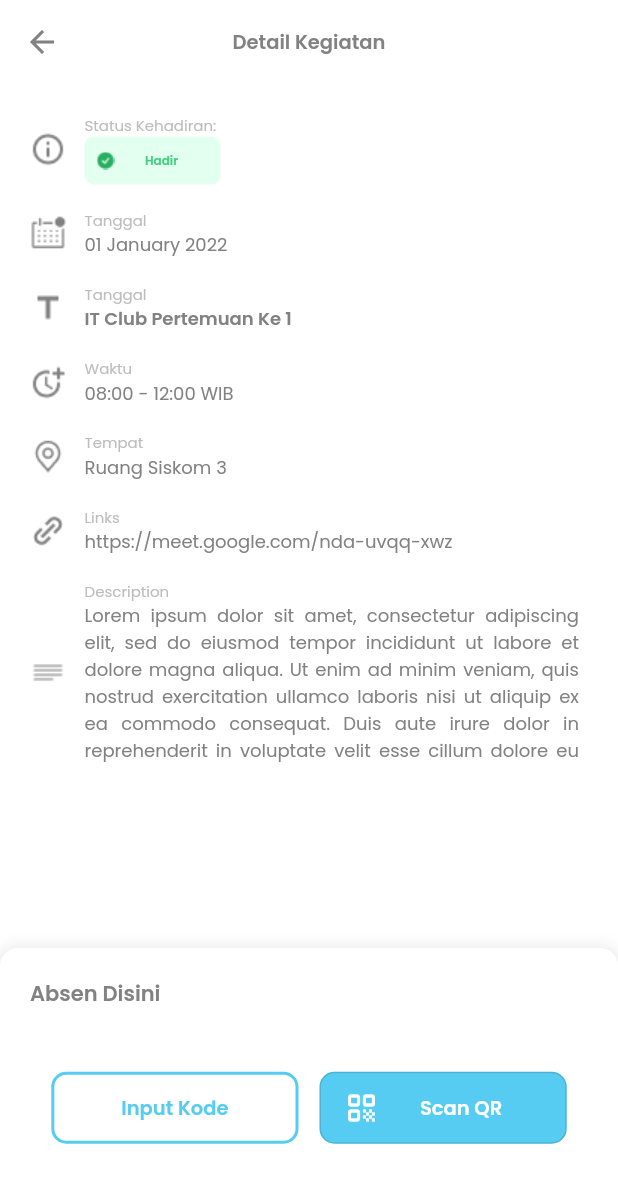
After one commit to MuhammadIqbal-dev/Presensi-Himaster, a Flutter app: the MainMenu screen opened directly, after a tap on "Absen Sekarang", on a phone screen of 412 x 824 dp. The commit adds this screen. Shown: the top 1183 px of the screen. Run offline on Flutter 3.47's test engine with Material 2 defaults, Android fonts, the phone set to English and light mode, and no system bars; our stand-ins replace get.

Commit message:
add detail absen, fix more ui

```diff
--- /dev/null
+++ b/lib/screen/detail_absen.dart
@@ -0,0 +1,41 @@
+import 'package:flutter/material.dart';
+import 'package:flutter/src/foundation/key.dart';
+import 'package:flutter/src/widgets/framework.dart';
+import 'package:presensi_himaster/theme.dart';
+import 'package:presensi_himaster/widget/detail_absen_button_card.dart';
+import 'package:presensi_himaster/widget/detail_absen_desc.dart';
+
+class DetailAbsen extends StatelessWidget {
+  const DetailAbsen({Key? key, required this.id}) : super(key: key);
+  final int id;
+  @override
+  Widget build(BuildContext context) {
+    return Scaffold(
+      resizeToAvoidBottomInset: false,
+      backgroundColor: white,
+      appBar: AppBar(
+        elevation: 0,
+        backgroundColor: white,
+        title: Text(
+          'Detail Kegiatan',
+          style: semiBoldStyle(13, grayCr),
+        ),
+        iconTheme: IconThemeData(color: grayCr),
+        centerTitle: true,
+      ),
+      body: Column(
+        children: [
+          Expanded(
+            flex: 9,
+            child: Padding(
+              padding: const EdgeInsets.all(20.0),
+              child: DetailInfo(enable: id),
+            )),
+          Flexible(
+            flex: 3,
+            child: AbsenButtonCard())
+        ],
+      ),
+    );
+  }
+}
--- a/lib/screen/main_menu.dart
+++ b/lib/screen/main_menu.dart
@@ -16,6 +16,7 @@ class MainMenu extends StatelessWidget {
   Widget build(BuildContext context) {
     return SafeArea(
       child: Scaffold(
+        resizeToAvoidBottomInset: false,
           backgroundColor: white,
           body: Padding(
             padding: const EdgeInsets.all(20.0),
@@ -113,7 +114,7 @@ class MainMenu extends StatelessWidget {
                               mainController.customAlertDialog.showAlertDialog(
                                   context,
                                   'Masukkan Kode Kegiatan',
-                                  'Kode Kegiatan');
+                                  'KODE KEGIATAN');
                             },
                             child: const Text('+ Kegiatan'),
                             style: roundedButton(darkGreenCr),
@@ -137,7 +138,7 @@ class MainMenu extends StatelessWidget {
                     height:
                         0.02 * getHeight(context) + 0.005 * getWidth(context),
                   ),
-                  Container(
+                  SizedBox(
                     height: 230,
                     child: Align(
                         alignment: Alignment.centerLeft,
@@ -179,7 +180,7 @@ class MainMenu extends StatelessWidget {
                   Container(
                     height: 160,
                     decoration: roundedShadowBox(Colors.transparent, 12),
-                    child: const Align(
+                    child: Align(
                         alignment: Alignment.centerLeft,
                         child: StatsJadwalWidget()),
                   ),
--- a/lib/theme.dart
+++ b/lib/theme.dart
@@ -50,13 +50,6 @@ ButtonStyle roundedOutButton(Color colors, Color outColors) {
       side: BorderSide(color: outColors, width: 2));
 }
 
-OutlineInputBorder blueBorder = OutlineInputBorder(
-    borderSide: BorderSide(color: blueCr),
-    borderRadius: BorderRadius.circular(8.0));
-
-OutlineInputBorder focusedBorder = OutlineInputBorder(
-    borderSide: BorderSide(color: blueCr),
-    borderRadius: BorderRadius.circular(8.0));
 
 BoxDecoration roundedBox(Color colors, double radius) {
   return BoxDecoration(
@@ -77,6 +70,18 @@ BoxDecoration roundedShadowBox(Color colors, double radius) {
         )
       ]);
 }
+BoxDecoration roundedTopShadowBox(Color colors, double radius) {
+  return BoxDecoration(
+      color: colors,
+      borderRadius: BorderRadius.only(topLeft: Radius.circular(radius), topRight: Radius.circular(radius)),
+      boxShadow: [
+        BoxShadow(
+          color: Colors.grey.withOpacity(0.22),
+          spreadRadius: 1,
+          blurRadius: 8,
+        )
+      ]);
+}
 
 BoxDecoration roundedGradBox(double radius) {
   return BoxDecoration(
@@ -87,6 +92,14 @@ BoxDecoration roundedGradBox(double radius) {
           stops: const [0.1, 0.5, 0.9],
           colors: [startCr, midCr, darkBlueCr]));
 }
+OutlineInputBorder blueBorder = OutlineInputBorder(
+    borderSide: BorderSide(color: blueCr),
+    borderRadius: BorderRadius.circular(8.0));
+
+OutlineInputBorder focusedBorder = OutlineInputBorder(
+    borderSide: BorderSide(color: blueCr),
+    borderRadius: BorderRadius.circular(8.0));
+
 
 double getWidth(BuildContext context) {
   return MediaQuery.of(context).size.width;
--- a/lib/widget/absen_card_builder.dart
+++ b/lib/widget/absen_card_builder.dart
@@ -1,9 +1,13 @@
 import 'package:flutter/cupertino.dart';
 import 'package:flutter/material.dart';
+import 'package:get/get.dart';
+import 'package:presensi_himaster/controller/main_controller.dart';
+import 'package:presensi_himaster/screen/detail_absen.dart';
 import 'package:presensi_himaster/theme.dart';
 import 'package:presensi_himaster/widget/status_card.dart';
 
 class AbsenCardBuilder extends StatelessWidget {
+  AbsenCardBuilder({Key? key}) : super(key: key);
   final List items = [
     'It club ke 1',
     'It club ke 2',
@@ -11,8 +15,8 @@ class AbsenCardBuilder extends StatelessWidget {
     'It club ke 4',
   ];
   final List enable = [1, 2, 3, 2];
+  MainController mainController = Get.find<MainController>();
 
-  AbsenCardBuilder({Key? key}) : super(key: key);
 
   @override
   Widget build(BuildContext context) {
@@ -60,7 +64,7 @@ class AbsenCardBuilder extends StatelessWidget {
                     ),
                     Text(
                       '08:00 - 12:00 WIB',
-                      style: boldStyle(12, black),
+                      style: boldStyle(12, grayCr),
                     )
                   ],
                 ),
@@ -85,6 +89,10 @@ class AbsenCardBuilder extends StatelessWidget {
                 ),
                 Expanded(
                     flex: 4,
+                    child: InkWell(
+                      onTap: () {
+                            mainController.pageGo(context, DetailAbsen(id: enable[index]));
+                          },
                       child: Row(
                         children: [
                           Text(
@@ -97,6 +105,7 @@ class AbsenCardBuilder extends StatelessWidget {
                             height: 32,
                           )
                         ],
+                      ),
                     ))
               ],
             ),
--- a/lib/widget/custom_alert_dialog.dart
+++ b/lib/widget/custom_alert_dialog.dart
@@ -3,7 +3,6 @@ import 'package:presensi_himaster/theme.dart';
 
 class CustomAlertDialog {
   final TextEditingController _textController = TextEditingController();
-
   showAlertDialog(BuildContext context, String title, String desc) {
     // set up the buttons
     Widget cancelButton = OutlinedButton(
@@ -31,7 +30,7 @@ class CustomAlertDialog {
     AlertDialog alert = AlertDialog(
       title: Text(title, style: semiBoldStyle(14, black),),
       content: SizedBox(
-        height: 0.08 * getHeight(context),
+        height: 0.10 * getHeight(context),
         child: Column(
           mainAxisAlignment: MainAxisAlignment.center,
           crossAxisAlignment: CrossAxisAlignment.start,
@@ -39,7 +38,7 @@ class CustomAlertDialog {
             Text(desc, style: textStyle(10, black),),
 
             TextField(
-              decoration: const InputDecoration(hintText: 'Input kode unik', hintStyle: TextStyle(fontSize: 13)),
+              decoration: InputDecoration(hintText: 'Input kode unik', hintStyle: textStyle(13, grayCr)),
               controller: _textController,
             ),
           ],
--- /dev/null
+++ b/lib/widget/detail_absen_button_card.dart
@@ -0,0 +1,71 @@
+import 'package:flutter/material.dart';
+import 'package:get/get.dart';
+import 'package:presensi_himaster/controller/main_controller.dart';
+import 'package:presensi_himaster/theme.dart';
+
+class AbsenButtonCard extends StatelessWidget {
+  AbsenButtonCard({Key? key}) : super(key: key);
+  final MainController mainController = Get.find<MainController>();
+
+  @override
+  Widget build(BuildContext context) {
+    return Container(
+      decoration: roundedShadowBox(white, 12),
+      padding: EdgeInsets.all(20),
+      child: Column(
+        mainAxisAlignment: MainAxisAlignment.start,
+        crossAxisAlignment: CrossAxisAlignment.start,
+        children: [
+          Text(
+            'Absen Disini',
+            style: semiBoldStyle(14, grayCr),
+          ),
+          Spacer(),
+          Row(
+            mainAxisAlignment: MainAxisAlignment.center,
+            children: [
+              SizedBox(
+                height: 48,
+                width: 0.4 * getWidth(context),
+                child: OutlinedButton(
+                    onPressed: () {
+                      mainController.customAlertDialog.showAlertDialog(
+                          context, 'Masukkan Kode Presensi', 'KODE PRESENSI');
+                    },
+                    style: roundedOutButton(white, blueCr),
+                    child: Text(
+                      'Input Kode',
+                      textAlign: TextAlign.center,
+                      style: semiBoldStyle(13, blueCr),
+                    )),
+              ),
+              const SizedBox(
+                width: 14,
+              ),
+              SizedBox(
+                height: 48,
+                width: 0.4 * getWidth(context),
+                child: OutlinedButton(
+                    onPressed: () {},
+                    style: roundedButton(blueCr),
+                    child: Row(
+                      children: [
+                        const Icon(Icons.qr_code_rounded, size: 24),
+                        Expanded(
+                          child: Text(
+                            'Scan QR',
+                            textAlign: TextAlign.center,
+                            style: semiBoldStyle(13, white),
+                          ),
+                        ),
+                      ],
+                    )),
+              ),
+            ],
+          ),
+          Spacer(),
+        ],
+      ),
+    );
+  }
+}
--- /dev/null
+++ b/lib/widget/detail_absen_desc.dart
@@ -0,0 +1,197 @@
+import 'package:flutter/material.dart';
+import 'package:presensi_himaster/theme.dart';
+import 'package:presensi_himaster/widget/status_card.dart';
+
+class DetailInfo extends StatelessWidget {
+  const DetailInfo({Key? key, required this.enable}) : super(key: key);
+  final int enable;
+  @override
+  Widget build(BuildContext context) {
+    return SingleChildScrollView(
+      physics: const NeverScrollableScrollPhysics(),
+      child: ConstrainedBox(
+        constraints: BoxConstraints(
+          maxHeight: 0.6 * getHeight(context),
+        ),
+        child: Wrap(
+          direction: Axis.horizontal,
+          alignment: WrapAlignment.start,
+          runAlignment: WrapAlignment.start,
+          runSpacing: 0.02* getHeight(context),
+          children: [
+            Row(
+              children: [
+                Image.asset(
+                  'assets/imgs/info_icon.png',
+                  color: grayCr,
+                ),
+                SizedBox(
+                  width: 0.03 * getWidth(context),
+                ),
+                Column(
+                  crossAxisAlignment: CrossAxisAlignment.start,
+                  children: [
+                    Text(
+                      'Status Kehadiran:',
+                      style: textStyle(10, lightGrayCr),
+                    ),
+                    StatusCard(status: enable)
+                  ],
+                )
+              ],
+            ),
+            Row(
+              children: [
+                Image.asset(
+                  'assets/imgs/calender_icon.png',
+                  color: grayCr,
+                ),
+                SizedBox(
+                  width: 0.03 * getWidth(context),
+                ),
+                Column(
+                  crossAxisAlignment: CrossAxisAlignment.start,
+                  children: [
+                    Text(
+                      'Tanggal',
+                      style: textStyle(10, lightGrayCr),
+                    ),
+                    Text(
+                      '01 January 2022',
+                      style: textStyle(12, grayCr),
+                    ),
+                  ],
+                )
+              ],
+            ),
+            Row(
+              children: [
+                Image.asset(
+                  'assets/imgs/title_icon.png',
+                  color: grayCr,
+                ),
+                SizedBox(
+                  width: 0.03 * getWidth(context),
+                ),
+                Column(
+                  crossAxisAlignment: CrossAxisAlignment.start,
+                  children: [
+                    Text(
+                      'Tanggal',
+                      style: textStyle(10, lightGrayCr),
+                    ),
+                    Text(
+                      'IT Club Pertemuan Ke 1',
+                      style: semiBoldStyle(12, grayCr),
+                    ),
+                  ],
+                )
+              ],
+            ),
+            Row(
+              children: [
+                Image.asset(
+                  'assets/imgs/time_icon.png',
+                  color: grayCr,
+                ),
+                SizedBox(
+                  width: 0.03 * getWidth(context),
+                ),
+                Column(
+                  crossAxisAlignment: CrossAxisAlignment.start,
+                  children: [
+                    Text(
+                      'Waktu',
+                      style: textStyle(10, lightGrayCr),
+                    ),
+                    Text(
+                      '08:00 - 12:00 WIB',
+                      style: textStyle(12, grayCr),
+                    ),
+                  ],
+                )
+              ],
+            ),
+            Row(
+              children: [
+                Image.asset(
+                  'assets/imgs/loc_icon.png',
+                  color: grayCr,
+                ),
+                SizedBox(
+                  width: 0.03 * getWidth(context),
+                ),
+                Column(
+                  crossAxisAlignment: CrossAxisAlignment.start,
+                  children: [
+                    Text(
+                      'Tempat',
+                      style: textStyle(10, lightGrayCr),
+                    ),
+                    Text(
+                      'Ruang Siskom 3',
+                      style: textStyle(12, grayCr),
+                    ),
+                  ],
+                )
+              ],
+            ),
+            Row(
+              children: [
+                Image.asset(
+                  'assets/imgs/embed_icon.png',
+                  color: grayCr,
+                ),
+                SizedBox(
+                  width: 0.03 * getWidth(context),
+                ),
+                Column(
+                  crossAxisAlignment: CrossAxisAlignment.start,
+                  children: [
+                    Text(
+                      'Links',
+                      style: textStyle(10, lightGrayCr),
+                    ),
+                    Text(
+                      'https://meet.google.com/nda-uvqq-xwz',
+                      style: textStyle(12, grayCr),
+                    ),
+                  ],
+                )
+              ],
+            ),
+            Row(
+              children: [
+                Image.asset(
+                  'assets/imgs/desc_icon.png',
+                  color: grayCr,
+                ),
+                SizedBox(
+                  width: 0.03 * getWidth(context),
+                ),
+                Column(
+                  crossAxisAlignment: CrossAxisAlignment.start,
+                  children: [
+                    Text(
+                      'Description',
+                      style: textStyle(10, lightGrayCr),
+                    ),
+                    SizedBox(
+                      width: 0.8*getWidth(context),
+                      child: Text(
+                        'Lorem ipsum dolor sit amet, consectetur adipiscing elit, sed do eiusmod tempor incididunt ut labore et dolore magna aliqua. Ut enim ad minim veniam, quis nostrud exercitation ullamco laboris nisi ut aliquip ex ea commodo consequat. Duis aute irure dolor in reprehenderit in voluptate velit esse cillum dolore eu fugiat nulla pariatur. Excepteur sint occaecat cupidatat non proident, sunt in culpa qui officia deserunt mollit anim id est laborum',
+                        maxLines: 6,
+                        textAlign: TextAlign.justify,
+                        style: textStyle(12, grayCr),
+                      ),
+                    ),
+                  ],
+                )
+              ],
+            ),
+          ],
+        ),
+      ),
+    );
+  }
+}
--- /dev/null
+++ b/lib/widget/divisi_card.dart
@@ -0,0 +1,22 @@
+import 'package:flutter/material.dart';
+import 'package:presensi_himaster/theme.dart';
+
+class DivisiCard extends StatelessWidget {
+  const DivisiCard({Key? key, required this.name}) : super(key: key);
+  final String name;
+  @override
+  Widget build(BuildContext context) {
+   return Container(
+        height: 32,
+        width: 0.22 * getWidth(context),
+        decoration: roundedBox(lightGreenCr, 6),
+        padding: const EdgeInsets.all(8.0),
+        child: Expanded(
+            child: Text(
+          name,
+          style: semiBoldStyle(8, greenCr),
+          textAlign: TextAlign.center,
+        )),
+      );
+  }
+}
--- a/lib/widget/history_card.dart
+++ b/lib/widget/history_card.dart
@@ -2,6 +2,7 @@ import 'package:flutter/material.dart';
 import 'package:get/get.dart';
 import 'package:presensi_himaster/controller/main_controller.dart';
 import 'package:presensi_himaster/theme.dart';
+import 'package:presensi_himaster/widget/divisi_card.dart';
 import 'package:presensi_himaster/widget/status_card.dart';
 
 class HistoryCard extends StatelessWidget {
@@ -23,7 +24,7 @@ class HistoryCard extends StatelessWidget {
           crossAxisAlignment: CrossAxisAlignment.center,
           children: [
             Column(
-              mainAxisAlignment: MainAxisAlignment.spaceEvenly ,
+              mainAxisAlignment: MainAxisAlignment.spaceEvenly,
               crossAxisAlignment: CrossAxisAlignment.start,
               children: [
                 Row(
@@ -33,7 +34,7 @@ class HistoryCard extends StatelessWidget {
                       color: grayCr,
                     ),
                     SizedBox(
-                      width: 0.02* getWidth(context),
+                      width: 0.02 * getWidth(context),
                     ),
                     Column(
                       crossAxisAlignment: CrossAxisAlignment.start,
@@ -57,7 +58,7 @@ class HistoryCard extends StatelessWidget {
                       color: grayCr,
                     ),
                     SizedBox(
-                      width: 0.02* getWidth(context),
+                      width: 0.02 * getWidth(context),
                     ),
                     Column(
                       crossAxisAlignment: CrossAxisAlignment.start,
@@ -81,7 +82,7 @@ class HistoryCard extends StatelessWidget {
                       color: grayCr,
                     ),
                     SizedBox(
-                      width: 0.02* getWidth(context),
+                      width: 0.02 * getWidth(context),
                     ),
                     Column(
                       crossAxisAlignment: CrossAxisAlignment.start,
@@ -102,7 +103,7 @@ class HistoryCard extends StatelessWidget {
                       color: grayCr,
                     ),
                     SizedBox(
-                      width: 0.02* getWidth(context),
+                      width: 0.02 * getWidth(context),
                     ),
                     Column(
                       crossAxisAlignment: CrossAxisAlignment.start,
@@ -126,7 +127,7 @@ class HistoryCard extends StatelessWidget {
                       color: grayCr,
                     ),
                     SizedBox(
-                      width: 0.02* getWidth(context),
+                      width: 0.02 * getWidth(context),
                     ),
                     Column(
                       crossAxisAlignment: CrossAxisAlignment.start,
@@ -150,7 +151,7 @@ class HistoryCard extends StatelessWidget {
                       color: grayCr,
                     ),
                     SizedBox(
-                      width: 0.02* getWidth(context),
+                      width: 0.02 * getWidth(context),
                     ),
                     Column(
                       crossAxisAlignment: CrossAxisAlignment.start,
@@ -159,10 +160,7 @@ class HistoryCard extends StatelessWidget {
                           'Divisi Penyelenggara',
                           style: textStyle(10, lightGrayCr),
                         ),
-                        Text(
-                          'TODO DIVISI',
-                          style: textStyle(12, grayCr),
-                        ),
+                        const DivisiCard(name: 'Divisi Keilmuan')
                       ],
                     )
                   ],
@@ -172,6 +170,9 @@ class HistoryCard extends StatelessWidget {
             const Spacer(
               flex: 4,
             ),
+            Column(
+              children: [
+                const Spacer(flex: 3,),
                 InkWell(
                     onTap: () {
                       if (mainController.droppedDown[idx!]) {
@@ -180,7 +181,12 @@ class HistoryCard extends StatelessWidget {
                         mainController.droppedDown[idx!] = true;
                       }
                     },
-              child: const Icon(Icons.keyboard_arrow_up_rounded, size: 34,),
+                    child: const Icon(
+                      Icons.keyboard_arrow_down_rounded,
+                      size: 34,
+                    )),
+                const Spacer(flex: 17,),
+              ],
             ),
             const Spacer(
               flex: 1,
@@ -209,7 +215,7 @@ class HistoryCard extends StatelessWidget {
                       color: grayCr,
                     ),
                     SizedBox(
-                      width: 0.02* getWidth(context),
+                      width: 0.02 * getWidth(context),
                     ),
                     Text(
                       '01 January 2022',
@@ -224,7 +230,7 @@ class HistoryCard extends StatelessWidget {
                       color: grayCr,
                     ),
                     SizedBox(
-                      width: 0.02* getWidth(context),
+                      width: 0.02 * getWidth(context),
                     ),
                     Text(
                       'IT Club Pertemuan Ke 1',
@@ -239,7 +245,7 @@ class HistoryCard extends StatelessWidget {
                       color: grayCr,
                     ),
                     SizedBox(
-                      width: 0.02* getWidth(context),
+                      width: 0.02 * getWidth(context),
                     ),
                     Text(
                       'Status Kehadiran :',
@@ -260,7 +266,10 @@ class HistoryCard extends StatelessWidget {
                   mainController.droppedDown[idx!] = true;
                 }
               },
-              child: const Icon(Icons.keyboard_arrow_right_rounded, size: 34,),
+              child: const Icon(
+                Icons.keyboard_arrow_right_rounded,
+                size: 34,
+              ),
             ),
             const Spacer(
               flex: 1,
--- a/lib/widget/stats_jadwal_widget.dart
+++ b/lib/widget/stats_jadwal_widget.dart
@@ -1,8 +1,13 @@
 import 'package:flutter/material.dart';
+import 'package:get/get.dart';
+import 'package:presensi_himaster/controller/main_controller.dart';
+import 'package:presensi_himaster/screen/profile.dart';
 import 'package:presensi_himaster/theme.dart';
 
 class StatsJadwalWidget extends StatelessWidget {
-  const StatsJadwalWidget({Key? key}) : super(key: key);
+  StatsJadwalWidget({Key? key}) : super(key: key);
+  final MainController mainController = Get.find<MainController>();
+
 
   @override
   Widget build(BuildContext context) {
@@ -16,16 +21,16 @@ class StatsJadwalWidget extends StatelessWidget {
           padding: const EdgeInsets.all(16),
           decoration: roundedGradBox(6),
           child: Column(
-            children: const [
-              Icon(
+            children: [
+              const Icon(
                 Icons.api_rounded,
                 size: 20,
               ),
-              Spacer(
+              const Spacer(
                 flex: 3,
               ),
-              Text('Persentase Kehadiran'),
-              Spacer(
+              Text('Persen Kehadiran', style: semiBoldStyle(10, white), textAlign: TextAlign.center,),
+              const Spacer(
                 flex: 1,
               )
             ],
@@ -52,6 +57,10 @@ class StatsJadwalWidget extends StatelessWidget {
               const Spacer(),
               Expanded(
                   flex: 2,
+                  child: InkWell(
+                    onTap: () {
+                          mainController.pageGo(context, Profile());
+                        },
                     child: Row(
                       children: [
                         Text(
@@ -64,6 +73,7 @@ class StatsJadwalWidget extends StatelessWidget {
                           height: 15,
                         )
                       ],
+                    ),
                   ))
             ],
           ),
@@ -89,6 +99,10 @@ class StatsJadwalWidget extends StatelessWidget {
               const Spacer(),
               Expanded(
                   flex: 2,
+                  child: InkWell(
+                    onTap: () {
+                          mainController.pageGo(context, Profile());
+                        },
                     child: Row(
                       children: [
                         Text(
@@ -101,6 +115,7 @@ class StatsJadwalWidget extends StatelessWidget {
                           height: 15,
                         )
                       ],
+                    ),
                   ))
             ],
           ),
@@ -126,6 +141,10 @@ class StatsJadwalWidget extends StatelessWidget {
               const Spacer(),
               Expanded(
                   flex: 2,
+                  child: InkWell(
+                    onTap: () {
+                          mainController.pageGo(context, Profile());
+                        },
                     child: Row(
                       children: [
                         Text(
@@ -138,6 +157,7 @@ class StatsJadwalWidget extends StatelessWidget {
                           height: 15,
                         )
                       ],
+                    ),
                   ))
             ],
           ),
```
Also changed, not shown: assets/imgs/qr_icon.png (added). Lines whose indentation alone changed are shown as unchanged.
